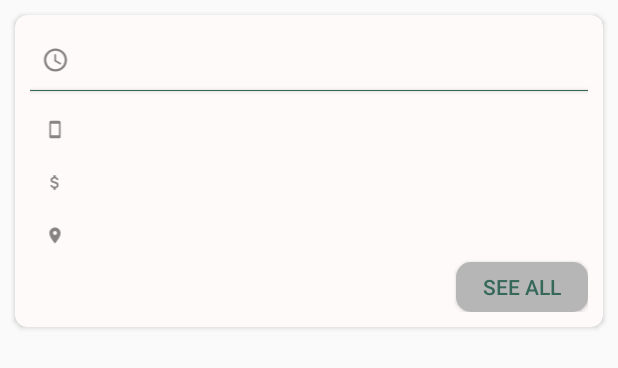
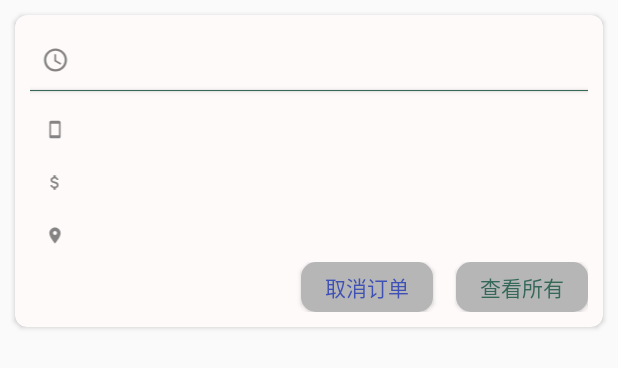
Before and after one commit to nuclearenergyant/demowork_Third, an Android app: the layout cardview_for_bill.xml on its own in the app's theme, with its tools: preview values and no code run, on a phone screen of 412 x 824 dp. Shown: the top 368 px of the screen. Run offline under Robolectric (Android 15) with nearby library versions, the phone set to English and light mode, and no system bars; Roboto replaces fonts that are not available here.

Commit message:
2020.10.22

```diff
--- a/app/src/main/java/com/example/weige/UI/ElasticOutInterpolator.java
+++ b/app/src/main/java/com/example/weige/UI/ElasticOutInterpolator.java
@@ -1,7 +1,7 @@
 package com.example.weige.UI;
 
 import android.animation.TimeInterpolator;
-
+//设置页面控件移动
 class ElasticOutInterpolator implements TimeInterpolator {
     @Override
     public float getInterpolation(float t) {
--- a/app/src/main/java/com/example/weige/UI/GuigeActivity.java
+++ b/app/src/main/java/com/example/weige/UI/GuigeActivity.java
@@ -46,7 +46,6 @@ public class GuigeActivity extends AppCompatActivity  {
         btn.setOnClickListener(new View.OnClickListener() {
             @Override
             public void onClick(View v) {
-
                 Intent intent= new Intent( GuigeActivity.this,MainActivity.class );
                 startActivity( intent );
                 finish();
--- a/app/src/main/java/com/example/weige/UI/LetterDrawable.java
+++ b/app/src/main/java/com/example/weige/UI/LetterDrawable.java
@@ -6,7 +6,7 @@ import android.graphics.ColorFilter;
 import android.graphics.Paint;
 import android.graphics.Rect;
 import android.graphics.drawable.Drawable;
-
+//设置页面的设置圆圈、圆圈内的文字、圆圈下的文字；
 public class LetterDrawable extends Drawable {
     private int mAlpha = 0;
     private Paint mCirclePaint = new Paint();
--- a/app/src/main/java/com/example/weige/UI/SettingView.java
+++ b/app/src/main/java/com/example/weige/UI/SettingView.java
@@ -23,6 +23,7 @@ import android.widget.Toast;
 
 import com.google.android.material.floatingactionbutton.FloatingActionButton;
 
+//设置页面的优化
 public class SettingView extends ViewGroup {
     private Context mContext;
     private ListView mListView;
--- a/app/src/main/java/com/example/weige/UI/videoview.java
+++ b/app/src/main/java/com/example/weige/UI/videoview.java
@@ -6,12 +6,10 @@ import android.media.MediaPlayer;
 import android.net.Uri;
 import android.os.Bundle;
 import android.os.Handler;
-
 import android.view.View;
 import android.view.Window;
 import android.view.WindowManager;
 import android.widget.Button;
-import android.widget.VideoView;
 
 import androidx.appcompat.app.AppCompatActivity;
 
@@ -20,7 +18,7 @@ import java.util.TimerTask;
 
 import demo.CustomVideoView;
 
-
+//闪屏页的视频播放
 public class videoview extends AppCompatActivity {
 
     public static videoview inst = null;
--- a/app/src/main/res/layout/cardview_for_bill.xml
+++ b/app/src/main/res/layout/cardview_for_bill.xml
@@ -137,12 +137,30 @@
                 android:textSize="14sp"/>
         </LinearLayout>
 
-        <Button
-            android:layout_width="wrap_content"
-            android:layout_height="33dp"
-            android:background="@drawable/demo_bg"
-            android:text="@string/open"
-            android:layout_gravity="right"/>
+        <LinearLayout
+            android:layout_width="match_parent"
+            android:layout_height="wrap_content"
+            android:orientation="horizontal"
+            android:gravity="right">
+            <Button
+                android:layout_width="wrap_content"
+                android:layout_height="33dp"
+                android:background="@drawable/demo_bg"
+                android:text="@string/update_bill"
+                android:layout_marginRight="15dp"
+                android:textColor="@color/colorPrimary"
+               />
+
+
+            <Button
+                android:id="@+id/see_all_bill_message"
+                android:layout_width="wrap_content"
+                android:layout_height="33dp"
+                android:background="@drawable/demo_bg"
+                android:text="@string/open"
+                />
+        </LinearLayout>
+
 
     </LinearLayout>
 
--- a/app/src/main/res/values/strings.xml
+++ b/app/src/main/res/values/strings.xml
@@ -34,8 +34,9 @@
     <string name="money" translatable="false">基础服务费用：50元</string>
     <string name="start" translatable="false">开始体验</string>
     <string name="hello_there" translatable="false">Hello Human</string>
-    <string name="open" translatable="false">SEE ALL</string>
-    <string name="title">标题</string>
-    <string name="item">金山银山不如绿水青山</string>
+    <string name="open" translatable="false">查看所有</string>
+    <string name="title" translatable="false">标题</string>
+    <string name="item" translatable="false">金山银山不如绿水青山</string>
+    <string name="update_bill" translatable="false">取消订单</string>
 
 </resources>
--- a/build.gradle
+++ b/build.gradle
@@ -8,6 +8,7 @@ buildscript {
         jcenter()
         //高级TOAST
         maven { url 'https://jitpack.io' }
+
 
     }
     dependencies {
@@ -27,6 +28,7 @@ allprojects {
 
         //设置阴影
         maven { url 'https://jitpack.io'}
+
     }
 }
 
```
Also changed, not shown: app/build.gradle (+5 -5 lines), app/src/main/AndroidManifest.xml (+25 -12 lines), app/src/main/java/adapter/CardviewForbillAdapter.java (+52 -2 lines), app/src/main/java/com/example/weige/UI/ForgetPassword.java (+3 -7 lines), app/src/main/java/com/example/weige/UI/LoginActivity.java (+4 -11 lines), app/src/main/java/com/example/weige/UI/MainActivity.java (+46 -43 lines), app/src/main/java/fragment/DemoFragment03.java (+0 -34 lines).
